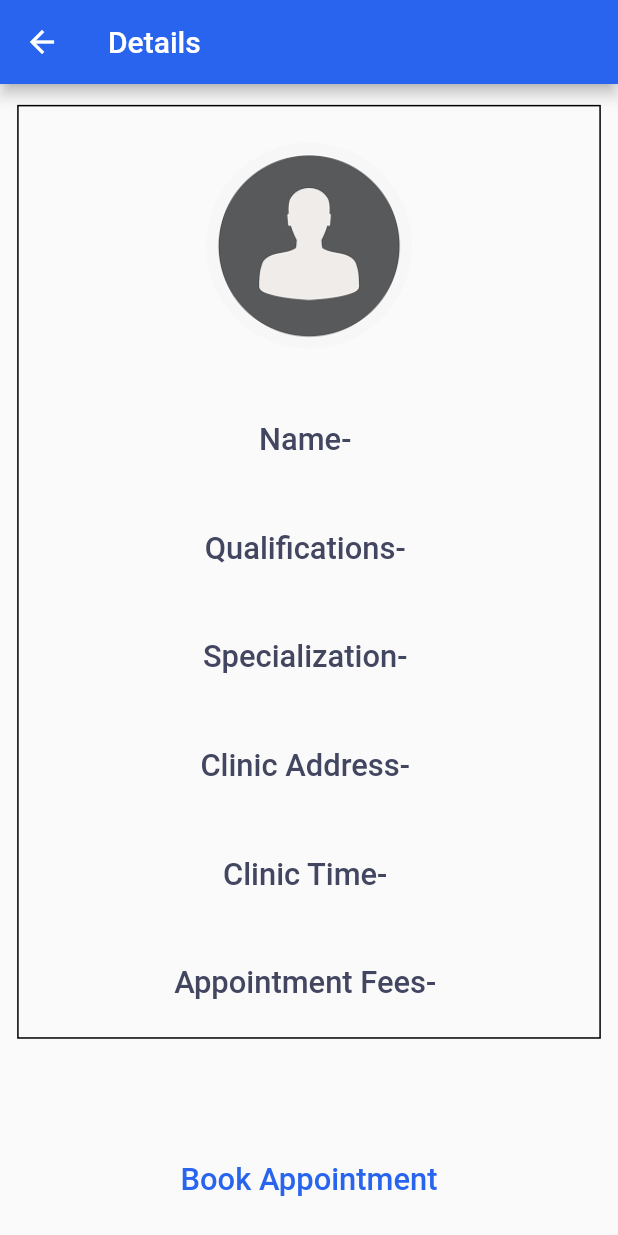
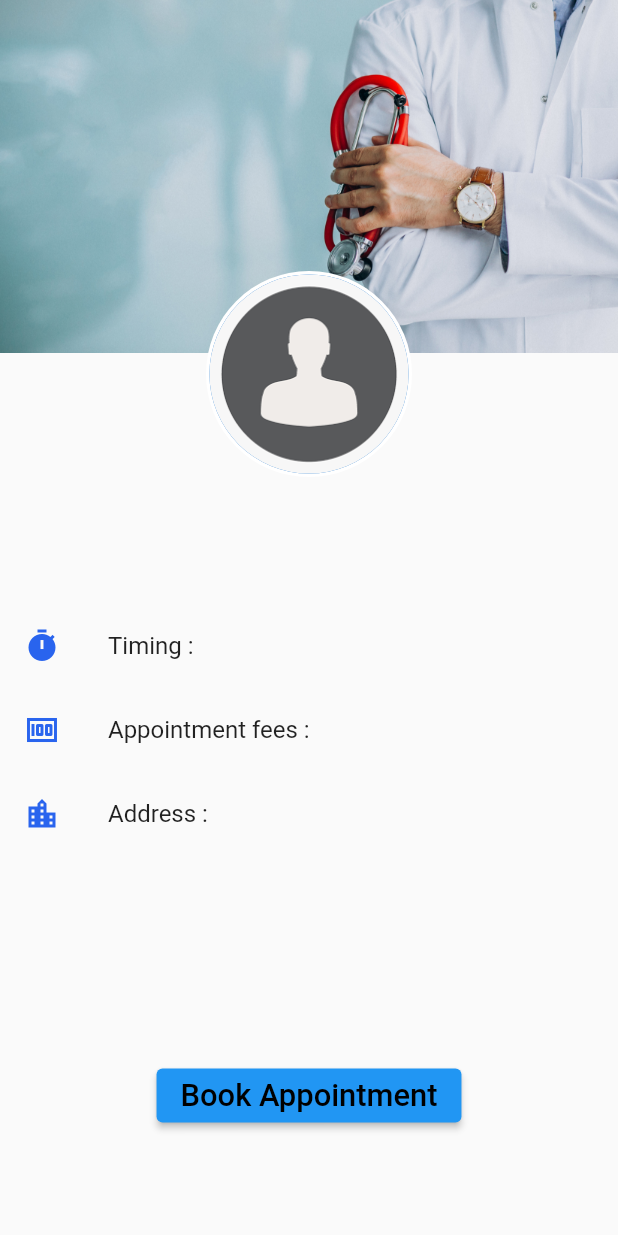
Before and after one commit to aman-singh7/borderhacks_client, a Flutter app: the AppointmentView screen opened directly with empty values, on a phone screen of 412 x 824 dp. Run offline on Flutter 3.47's test engine with Material 2 defaults, Android fonts, the phone set to English and light mode, and no system bars; our stand-ins replace cloud_firestore, firebase_auth, firebase_core, flutter_screenutil, get, get_it and 1 more; accounts and stored records are empty; Roboto replaces fonts that are missing (OpenSans).

Commit message:
ptch:adding appointment button (#8)
* ptch:adding appointment button

* ptch:minor refactor

* ptch:minor refactor

```diff
--- a/lib/main.dart
+++ b/lib/main.dart
@@ -43,7 +43,7 @@ class MyApp extends StatelessWidget {
             GetPage(name: '/landing', page: () => const LandingView()),
             GetPage(name: '/appointment', page: () => const AppointmentView()),
           ],
-          initialRoute: '/',
+          initialRoute: '/landing',
           theme: ThemeData(
             fontFamily: 'OpenSans',
             backgroundColor: AppTheme.grey1,
@@ -56,7 +56,7 @@ class MyApp extends StatelessWidget {
               headline5: AppTheme.h5,
             ),
           ),
-          home: const StartUpView(),
+          // home: const StartUpView(),
         );
       },
     );
--- a/lib/ui/view/appointment_view.dart
+++ b/lib/ui/view/appointment_view.dart
@@ -1,5 +1,7 @@
+import 'base_view.dart';
 import 'package:borderhacks_client/app_theme.dart';
 import 'package:borderhacks_client/models/doctor_model.dart';
+import 'package:borderhacks_client/viewmodels/landing_viewmodel.dart';
 import 'package:flutter/material.dart';
 import 'package:flutter_screenutil/flutter_screenutil.dart';
 import 'package:get/get.dart';
@@ -12,106 +14,115 @@ class AppointmentView extends StatefulWidget {
 }
 
 class _AppointmentViewState extends State<AppointmentView> {
+  Widget _buildCoverImage() {
+    return Container(
+      decoration: const BoxDecoration(
+        image: DecorationImage(
+          image: AssetImage('assets/images/doctor-background.jpg'),
+          fit: BoxFit.cover,
+        ),
+      ),
+    );
+  }
+
+  Widget _buildProfileImage(String name, String qual, String spec) {
+    return Positioned(
+      bottom: -106.h,
+      child: Column(
+        children: [
+          CircleAvatar(
+            radius: 60.r,
+            backgroundColor: Colors.white,
+            child: CircleAvatar(
+              radius: 58.r,
+              backgroundImage: const AssetImage('assets/images/default.png'),
+            ),
+          ),
+          Text(
+            name,
+            style: const TextStyle(fontSize: 20, fontWeight: FontWeight.bold),
+          ),
+          Text(
+            qual,
+            style: const TextStyle(fontSize: 18),
+          ),
+          Text(
+            spec,
+            style: const TextStyle(fontSize: 18),
+          ),
+        ],
+      ),
+    );
+  }
+
+  Widget _buildHeader(String name, String qual, String spec) {
+    return Stack(
+      alignment: Alignment.center,
+      clipBehavior: Clip.none,
+      children: [
+        _buildCoverImage(),
+        _buildProfileImage(name, qual, spec),
+      ],
+    );
+  }
+
+  Widget _buildInfo(IconData leading, String field, String value) {
+    return ListTile(
+      leading: Icon(
+        leading,
+        color: AppTheme.blue,
+      ),
+      title: Text('$field : $value'),
+    );
+  }
+
+  Widget _buildProfileInfo(String address, String time, String fee) {
+    return ListView(
+      children: [
+        _buildInfo(Icons.timer, 'Timing', time),
+        _buildInfo(Icons.money, 'Appointment fees', fee),
+        _buildInfo(Icons.location_city, 'Address', address),
+      ],
+    );
+  }
+
   @override
   Widget build(BuildContext context) {
     final Doctor doctor = Get.arguments;
-    return Scaffold(
-      appBar: AppBar(
-        backgroundColor: AppTheme.blue,
-        title: const Text('Details'),
+    return BaseView<LandingViewModel>(
+      builder: (context, model, child) => Scaffold(
+        body: Column(
+          children: [
+            Expanded(
+              flex: 1,
+              child: _buildHeader(
+                  doctor.name, doctor.qualifications, doctor.specialization),
             ),
-      body: SafeArea(
-        child: Padding(
-          padding:
-              EdgeInsets.only(left: 10.w, top: 10.h, bottom: 10.h, right: 10.w),
-          child: Column(
-            children: [
             Expanded(
               flex: 2,
               child: Container(
-                  width: double.infinity,
-                  decoration: BoxDecoration(
-                    border: Border.all(color: AppTheme.black),
-                  ),
-                  child: Column(
-                    mainAxisAlignment: MainAxisAlignment.spaceAround,
-                    crossAxisAlignment: CrossAxisAlignment.center,
-                    children: [
-                      CircleAvatar(
-                        radius: 60.r,
-                        backgroundImage:
-                            const AssetImage('assets/images/default.png'),
-                        backgroundColor: Colors.transparent,
-                      ),
-                      Text(
-                        'Name- ${doctor.name}',
-                        style: AppTheme.h2.copyWith(
-                          fontFamily: 'Roboto',
-                          fontWeight: FontWeight.w500,
-                          color: AppTheme.darkerBlue,
+                margin: EdgeInsets.only(top: 120.h),
+                child: _buildProfileInfo(doctor.clinicAddress,
+                    doctor.clinicTime, doctor.appointmentFee),
               ),
             ),
-                      Text(
-                        'Qualifications- ${doctor.qualifications}',
-                        style: AppTheme.h2.copyWith(
-                          fontFamily: 'Roboto',
-                          fontWeight: FontWeight.w500,
-                          color: AppTheme.darkerBlue,
-                        ),
-                      ),
-                      Text(
-                        'Specialization- ${doctor.specialization}',
-                        style: AppTheme.h2.copyWith(
-                          fontFamily: 'Roboto',
-                          fontWeight: FontWeight.w500,
-                          color: AppTheme.darkerBlue,
-                        ),
-                      ),
-                      Text(
-                        'Clinic Address- ${doctor.clinicAddress}',
-                        style: AppTheme.h2.copyWith(
-                          fontFamily: 'Roboto',
-                          fontWeight: FontWeight.w500,
-                          color: AppTheme.darkerBlue,
-                        ),
-                      ),
-                      Text(
-                        'Clinic Time- ${doctor.clinicTime}',
-                        style: AppTheme.h2.copyWith(
-                          fontFamily: 'Roboto',
-                          fontWeight: FontWeight.w500,
-                          color: AppTheme.darkerBlue,
-                        ),
-                      ),
-                      Text(
-                        'Appointment Fees- ${doctor.appointmentFee}',
-                        style: AppTheme.h2.copyWith(
-                          fontFamily: 'Roboto',
-                          fontWeight: FontWeight.w500,
-                          color: AppTheme.darkerBlue,
-                        ),
-                      ),
-                    ],
-                  ),
-                ),
-              ),
-              SizedBox(
-                height: 50.h,
-              ),
-              MaterialButton(
+            Padding(
+              padding: EdgeInsets.only(bottom: 50.h),
+              child: ElevatedButton(
                 onPressed: () {},
                 child: Text(
                   'Book Appointment',
                   style: AppTheme.h2.copyWith(
                     fontFamily: 'Roboto',
                     fontWeight: FontWeight.w500,
+                    color: Colors.black,
+                  ),
                 ),
               ),
             )
           ],
         ),
       ),
-      ),
     );
   }
 }
```
Also changed, not shown: assets/images/doctor-background.jpg (added), 1 other file. Lines whose indentation alone changed are shown as unchanged.
